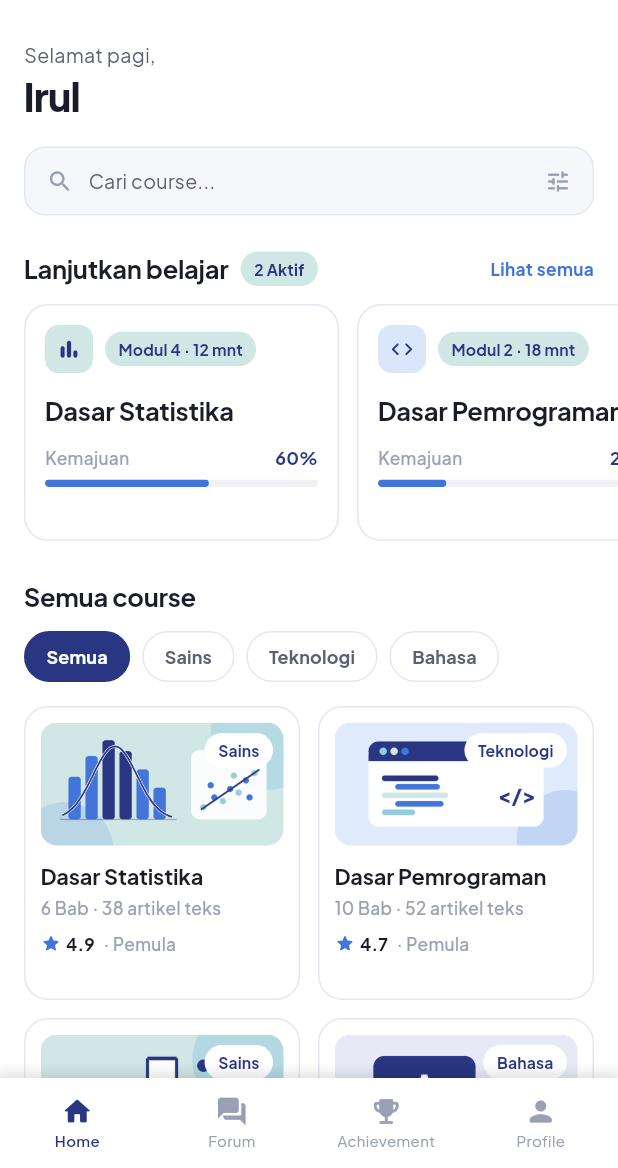
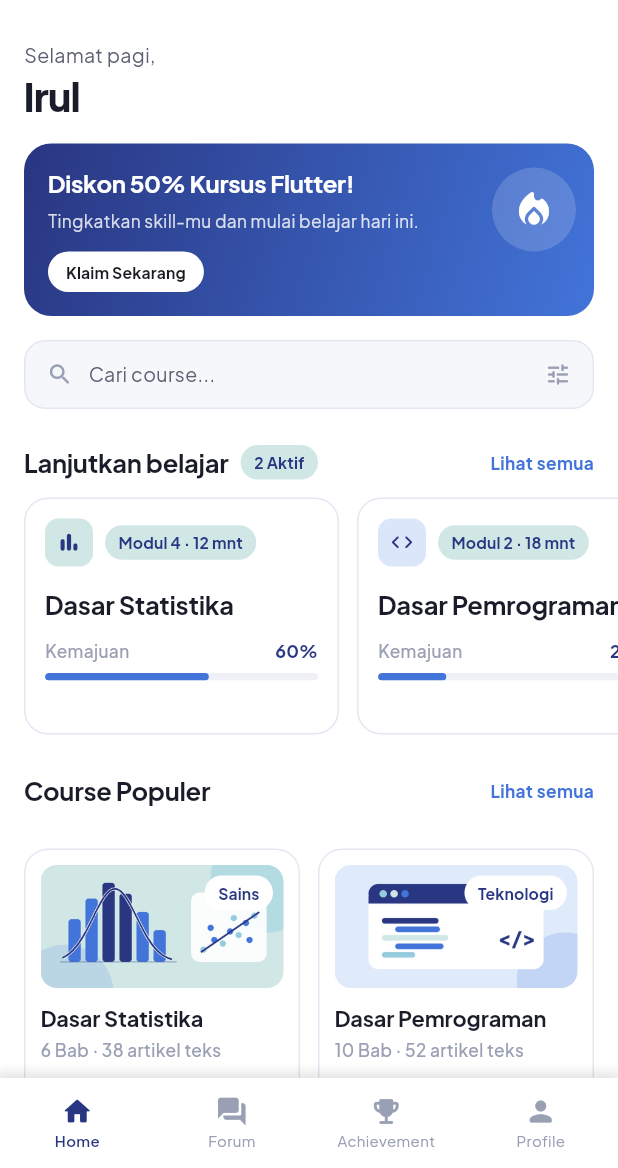
Before and after one commit to amelia275/korse, a Flutter app: the screen it shows after launch, on a phone screen of 412 x 824 dp, the part 68-1236 px from its top. Run offline on Flutter 3.47's test engine with Material 3 defaults, Android fonts, the phone set to English and light mode, and no system bars.

Commit message:
Update home screen dan penambahan page course

```diff
--- a/lib/core/widgets/pills.dart
+++ b/lib/core/widgets/pills.dart
@@ -84,6 +84,7 @@ class SectionHeader extends StatelessWidget {
   final String trailing;
   final Widget? leadingBadge;
   final bool trailingIsAction;
+  final VoidCallback? onTrailingTap;
 
   const SectionHeader({
     super.key,
@@ -91,11 +92,14 @@ class SectionHeader extends StatelessWidget {
     this.trailing = '',
     this.leadingBadge,
     this.trailingIsAction = false,
+    this.onTrailingTap,
   });
 
   @override
   Widget build(BuildContext context) {
-  return Padding(
+    return SizedBox(
+      width: double.infinity,
+      child: Padding(
         padding: const EdgeInsets.only(bottom: 12),
         child: Row(
           children: [
@@ -117,17 +121,21 @@ Widget build(BuildContext context) {
                 ],
               ),
             ),
-        if (trailing.isNotEmpty) ...[
-          const SizedBox(width: 8),
-          Text(
+            if (trailing.isNotEmpty)
+              GestureDetector(
+                onTap: onTrailingTap,
+                child: Text(
                   trailing,
                   style: AppTextStyles.caption.copyWith(
-              color: trailingIsAction ? AppColors.blue : AppColors.textMuted,
-              fontWeight: trailingIsAction ? FontWeight.w700 : FontWeight.w500,
+                    color:
+                        trailingIsAction ? AppColors.blue : AppColors.textMuted,
+                    fontWeight:
+                        trailingIsAction ? FontWeight.w700 : FontWeight.w500,
+                  ),
                 ),
               ),
           ],
-      ],
+        ),
       ),
     );
   }
@@ -206,7 +214,8 @@ class SearchBox extends StatelessWidget {
         ),
         child: Row(
           children: [
-            const Icon(Icons.search_rounded, size: 18, color: AppColors.textMuted),
+            const Icon(Icons.search_rounded,
+                size: 18, color: AppColors.textMuted),
             const SizedBox(width: 10),
             Expanded(child: Text(hint, style: AppTextStyles.bodySecondary)),
             if (trailingIcon != null)
@@ -306,7 +315,8 @@ class AttachmentChip extends StatelessWidget {
       child: Row(
         mainAxisSize: MainAxisSize.min,
         children: [
-          const Icon(Icons.description_rounded, size: 15, color: AppColors.blue),
+          const Icon(Icons.description_rounded,
+              size: 15, color: AppColors.blue),
           const SizedBox(width: 7),
           Flexible(
             child: Text(
--- a/lib/screens/home/home_screen.dart
+++ b/lib/screens/home/home_screen.dart
@@ -7,6 +7,7 @@ import '../../core/widgets/course_card.dart';
 import '../../core/widgets/pills.dart';
 import '../../data/dummy_data.dart';
 import '../achievement/achievement_screen.dart';
+import '../course/all_courses_screen.dart';
 import '../course/course_detail_screen.dart';
 import '../forum/forum_landing_screen.dart';
 import '../profile/profile_screen.dart';
@@ -18,7 +19,7 @@ class HomeScreen extends StatelessWidget {
   @override
   Widget build(BuildContext context) {
     final started = DummyData.courses.where((c) => c.isStarted).toList();
-    final all = DummyData.courses;
+    final popular = DummyData.courses.take(3).toList();
 
     return Scaffold(
       backgroundColor: AppColors.background,
@@ -50,7 +51,9 @@ class HomeScreen extends StatelessWidget {
                 Text(DummyData.userName, style: AppTextStyles.display),
               ],
             ),
-            const SizedBox(height: 18),
+            const SizedBox(height: 16),
+            const PromoBannerCard(),
+            const SizedBox(height: 16),
             SearchBox(
               hint: 'Cari course...',
               trailingIcon: Icons.tune_rounded,
@@ -90,13 +93,20 @@ class HomeScreen extends StatelessWidget {
               ),
               const SizedBox(height: 26),
             ],
-            const SectionHeader(title: 'Semua course'),
-            const FilterChipsRow(labels: DummyData.courseFilters),
+            SectionHeader(
+              title: 'Course Populer',
+              trailing: 'Lihat semua',
+              trailingIsAction: true,
+              onTrailingTap: () => Navigator.push(
+                context,
+                MaterialPageRoute(builder: (_) => const AllCoursesScreen()),
+              ),
+            ),
             const SizedBox(height: 16),
             GridView.builder(
               shrinkWrap: true,
               physics: const NeverScrollableScrollPhysics(),
-              itemCount: all.length,
+              itemCount: popular.length,
               gridDelegate: const SliverGridDelegateWithFixedCrossAxisCount(
                 crossAxisCount: 2,
                 mainAxisSpacing: 12,
@@ -104,7 +114,7 @@ class HomeScreen extends StatelessWidget {
                 mainAxisExtent: 196,
               ),
               itemBuilder: (context, i) {
-                final course = all[i];
+                final course = popular[i];
                 return GridCourseCard(
                   course: course,
                   onTap: () => Navigator.push(
@@ -145,3 +155,90 @@ class HomeScreen extends StatelessWidget {
     );
   }
 }
+
+class PromoBannerCard extends StatelessWidget {
+  const PromoBannerCard({super.key});
+
+  @override
+  Widget build(BuildContext context) {
+    return Container(
+      padding: const EdgeInsets.fromLTRB(16, 16, 12, 16),
+      decoration: BoxDecoration(
+        gradient: const LinearGradient(
+          colors: [AppColors.navy, AppColors.blue],
+          begin: Alignment.topLeft,
+          end: Alignment.bottomRight,
+        ),
+        borderRadius: BorderRadius.circular(18),
+      ),
+      child: Stack(
+        children: [
+          Row(
+            crossAxisAlignment: CrossAxisAlignment.start,
+            children: [
+              Expanded(
+                child: Column(
+                  crossAxisAlignment: CrossAxisAlignment.start,
+                  children: [
+                    Text(
+                      'Diskon 50% Kursus Flutter!',
+                      style: AppTextStyles.h2.copyWith(
+                        color: AppColors.onPrimary,
+                        fontSize: 16,
+                      ),
+                      maxLines: 2,
+                      overflow: TextOverflow.ellipsis,
+                    ),
+                    const SizedBox(height: 5),
+                    Text(
+                      'Tingkatkan skill-mu dan mulai belajar hari ini.',
+                      style: AppTextStyles.bodySecondary.copyWith(
+                        color: AppColors.onPrimary.withValues(alpha: 0.82),
+                        fontSize: 11.5,
+                      ),
+                      maxLines: 2,
+                      overflow: TextOverflow.ellipsis,
+                    ),
+                    const SizedBox(height: 12),
+                    Container(
+                      padding: const EdgeInsets.symmetric(
+                        horizontal: 12,
+                        vertical: 7,
+                      ),
+                      decoration: BoxDecoration(
+                        color: AppColors.onPrimary,
+                        borderRadius: BorderRadius.circular(999),
+                      ),
+                      child: const Text(
+                        'Klaim Sekarang',
+                        style: AppTextStyles.badge,
+                      ),
+                    ),
+                  ],
+                ),
+              ),
+              const SizedBox(width: 68),
+            ],
+          ),
+          Positioned(
+            top: 0,
+            right: 0,
+            child: Container(
+              width: 56,
+              height: 56,
+              decoration: BoxDecoration(
+                color: AppColors.onPrimary.withValues(alpha: 0.16),
+                shape: BoxShape.circle,
+              ),
+              child: const Icon(
+                Icons.local_fire_department_rounded,
+                color: AppColors.onPrimary,
+                size: 30,
+              ),
+            ),
+          ),
+        ],
+      ),
+    );
+  }
+}
--- a/lib/screens/profile/profile_edited.dart
+++ b/lib/screens/profile/profile_edited.dart
@@ -6,7 +6,7 @@ const ProfileEdited({super.key});
 
   @override
   Widget build(BuildContext context) {
-    // TODO: implement build
+
     return Scaffold(
       appBar: AppBar(
         backgroundColor: Colors.blue,
```
Also changed, not shown: lib/screens/course/all_courses_screen.dart (added, +59 -0 lines), 1 other file. Lines whose indentation alone changed are shown as unchanged.
